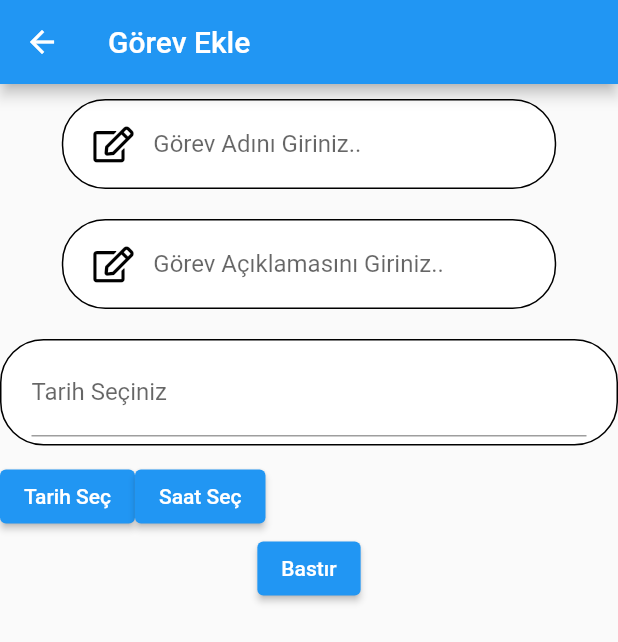
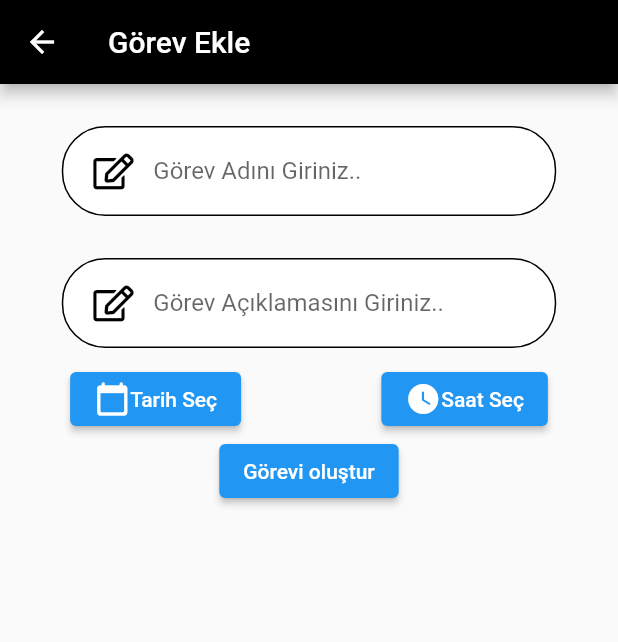
Before and after one commit to abdurrahimkurt/myNote, a Flutter app: the screen it shows after launch, after a tap on the "add" icon, on a phone screen of 412 x 824 dp. Shown: the top 642 px of the screen. Run offline on Flutter 3.47's test engine with Material 2 defaults, Android fonts, the phone set to English and light mode, and no system bars; drawn by our look-alikes of date_time_picker; our stand-ins replace cloud_firestore, firebase_core, flutter_datetime_picker, font_awesome_flutter; accounts and stored records are empty.

Commit message:
some editing

```diff
--- a/lib/main.dart
+++ b/lib/main.dart
@@ -47,14 +47,15 @@ class _MyHomePageState extends State<MyHomePage> {
     return Scaffold(
       appBar: AppBar(
         backgroundColor: Colors.black,
-        title: Text("myNote"),
+        title: Container(height: 50,width: 140,
+          child: Image.asset("assets/images/myNoteanaekran.png",fit: BoxFit.fill,)),
         centerTitle: true,
       ),
       body: Container(
-        color: Colors.black54,
+        color: Colors.black87,
         child: Center(
           child: Column(
-            mainAxisAlignment: MainAxisAlignment.spaceAround,
+            mainAxisAlignment: MainAxisAlignment.spaceEvenly,
             crossAxisAlignment: CrossAxisAlignment.center,
             children: <Widget>[
               Text(
@@ -83,11 +84,11 @@ class _MyHomePageState extends State<MyHomePage> {
         type: BottomNavigationBarType.fixed,
         items: [
           BottomNavigationBarItem(
-              icon: Icon(Icons.notes_rounded), label: "Görevlerim"),
-          BottomNavigationBarItem(icon: Icon(Icons.add_call), label: "Bugün"),
+              icon: Icon(Icons.notes_outlined), label: "Görevlerim"),
+          BottomNavigationBarItem(icon: Icon(Icons.today_outlined), label: "Bugün"),
           BottomNavigationBarItem(
-              icon: Icon(Icons.add_call), label: "Yakındakiler"),
-          BottomNavigationBarItem(icon: Icon(Icons.add_call), label: "Tümü"),
+              icon: Icon(Icons.calendar_view_week_outlined), label: "Haftalık"),
+          BottomNavigationBarItem(icon: Icon(Icons.task_rounded), label: "Aylık"),
         ],
       ),
     );
--- a/lib/screens/add_task.dart
+++ b/lib/screens/add_task.dart
@@ -1,11 +1,10 @@
 import 'package:cloud_firestore/cloud_firestore.dart';
-import 'package:date_time_picker/date_time_picker.dart';
+
 import 'package:flutter/material.dart';
 import 'package:flutter_datetime_picker/flutter_datetime_picker.dart';
 import 'package:mynote/services/firebase_crud.dart';
 import 'package:mynote/widgets/rounded_input_field.dart';
 import 'package:font_awesome_flutter/font_awesome_flutter.dart';
-import 'package:mynote/widgets/time_picker_widget.dart';
 
 class AddTask extends StatefulWidget {
   const AddTask({Key? key}) : super(key: key);
@@ -25,13 +24,16 @@ class _AddTaskState extends State<AddTask> {
   Widget build(BuildContext context) {
     return Scaffold(
       appBar: AppBar(
+        backgroundColor: Colors.black,
         title: Text("Görev Ekle"),
       ),
       body: SingleChildScrollView(
         child: Center(
           child: Column(
             children: [
-              RoundedInputField(
+              Padding(
+                padding: const EdgeInsets.fromLTRB(8, 18, 8, 8),
+                child: RoundedInputField(
                     icon: FontAwesomeIcons.edit,
                     key: null,
                     hintText: "Görev Adını Giriniz..",
@@ -40,6 +42,7 @@ class _AddTaskState extends State<AddTask> {
                         gorevAdi = value;
                       });
                     }),
+              ),
               RoundedInputField(
                   icon: FontAwesomeIcons.edit,
                   key: null,
@@ -49,13 +52,14 @@ class _AddTaskState extends State<AddTask> {
                       gorevAciklamasi = value;
                     });
                   }),
-              TimePickerWidget(
+              /* TimePickerWidget(
                 hintText: "Tarih Seçiniz",
                 onChanged: (value) {
                   gorevTarihi = value;
                 },
-              ),
+              ), */
               Row(
+                mainAxisAlignment: MainAxisAlignment.spaceAround,
                 children: [
                   ElevatedButton(
                       onPressed: () {
@@ -81,7 +85,12 @@ class _AddTaskState extends State<AddTask> {
                           print('confirm $gorevTarihi aa');
                         }, currentTime: DateTime.now(), locale: LocaleType.en);
                       },
-                      child: Text("Tarih Seç")),
+                      child: Row(
+                        children: [
+                          Icon(Icons.calendar_today_rounded),
+                          Text("Tarih Seç"),
+                        ],
+                      )),
                   ElevatedButton(
                       onPressed: () {
                         DatePicker.showTimePicker(context,
@@ -93,11 +102,24 @@ class _AddTaskState extends State<AddTask> {
                           print('confirm $gorevSaati');
                         }, currentTime: DateTime.now());
                       },
-                      child: Text("Saat Seç")),
+                      child: Row(
+                        mainAxisAlignment: MainAxisAlignment.spaceAround,
+                        children: [
+                          Icon(Icons.watch_later_sharp),
+                          Text("Saat Seç"),
+                        ],
+                      )),
                 ],
               ),
               ElevatedButton(
                   onPressed: () {
+                    // ignore: unnecessary_null_comparison
+                    if (gorevSaati == null) {
+                      print("Görevin bitiş tarihini giriniz");
+                      // ignore: unnecessary_null_comparison
+                    } else if (gorevTarihi == null) {
+                      print("Görevin bitiş saatini giriniz");
+                    } else {
                       Map<String, dynamic> gorevBilgileri = {
                         'gorevAdi': gorevAdi,
                         'gorevAciklamasi': gorevAciklamasi,
@@ -110,8 +132,10 @@ class _AddTaskState extends State<AddTask> {
                           gorevAciklamasi +
                           "    " +
                           gorevTarihi);
+                      print("Görevin bitiş saatini giriniz");
+                    }
                   },
-                  child: Text("Bastır"))
+                  child: Text("Görevi oluştur"))
             ],
           ),
         ),
--- a/pubspec.yaml
+++ b/pubspec.yaml
@@ -57,9 +57,12 @@ flutter:
   uses-material-design: true
 
   # To add assets to your application, add an assets section, like this:
+
   # assets:
   #   - images/a_dot_burr.jpeg
   #   - images/a_dot_ham.jpeg
+  assets:
+    - assets/images/
 
   # An image asset can refer to one or more resolution-specific "variants", see
   # https://flutter.dev/assets-and-images/#resolution-aware.
```
Lines whose indentation alone changed are shown as unchanged.
